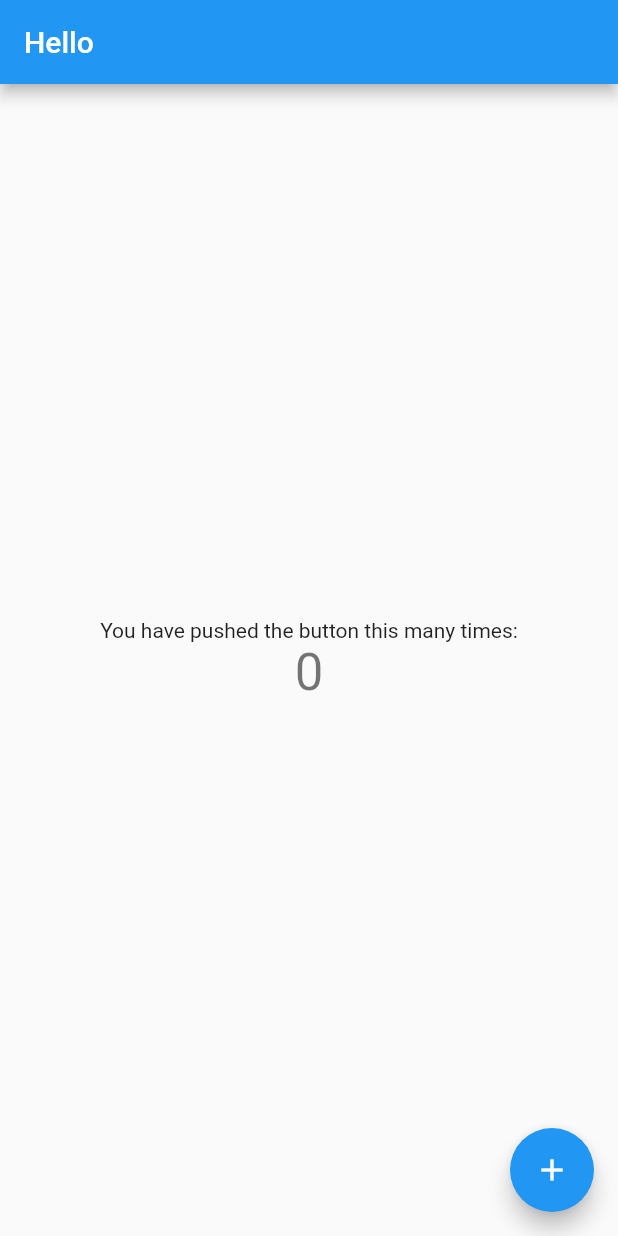
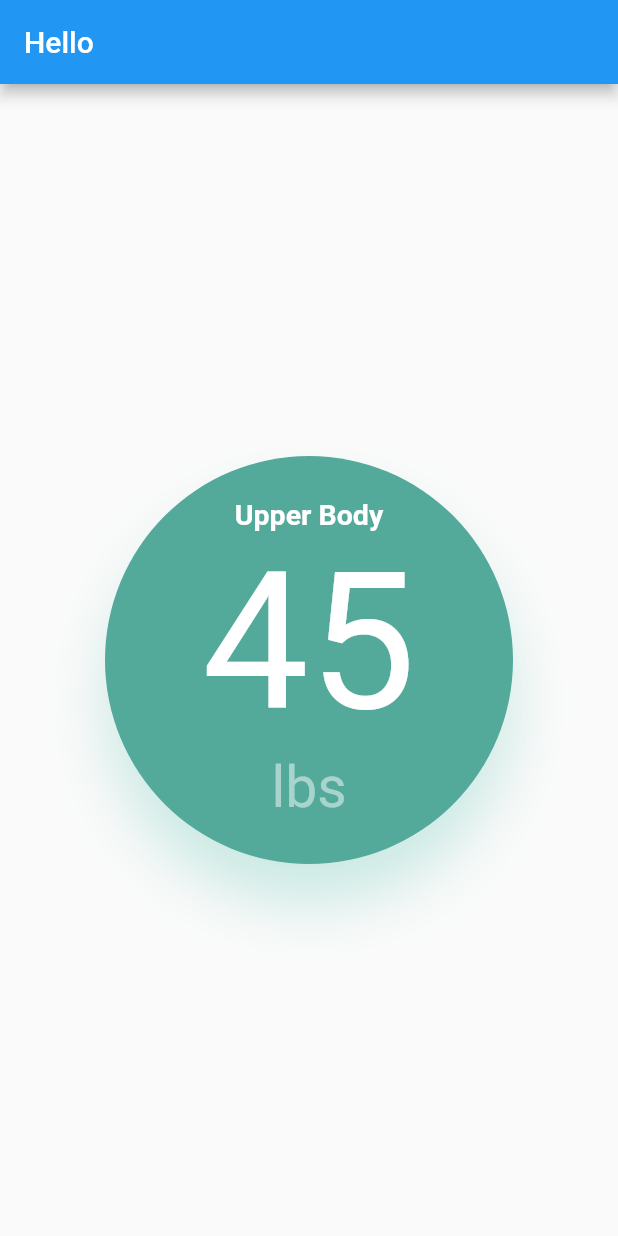
Before and after one commit to shreyabanga/tonal_mobile_challenge, a Flutter app: the screen it shows after launch, on a phone screen of 412 x 824 dp. Run offline on Flutter 3.47's test engine with Material 2 defaults, Android fonts, the phone set to English and light mode, and no system bars; Roboto replaces fonts that are missing (Helvetica, League Gothic).

Commit message:
Basic Metrics widget done
Metrics displays the label, weight and unit.

- Need to add the graph and adjust font

```diff
--- a/lib/main.dart
+++ b/lib/main.dart
@@ -1,5 +1,5 @@
 import 'package:flutter/material.dart';
-import './demo_page.dart';
+import 'pages/demo_page.dart';
 
 void main() {
   runApp(const MyApp());
--- a/lib/demo_page.dart
+++ b/lib/pages/demo_page.dart
@@ -1,5 +1,5 @@
 import 'package:flutter/material.dart';
-
+import '../widgets/metrics.dart';
 
 class DemoPage extends StatefulWidget {
   const DemoPage({Key? key}) : super(key: key);
@@ -19,32 +19,24 @@ class DemoPageState extends State<DemoPage> {
 
   @override
   Widget build(BuildContext context) {
-
     return Scaffold(
       appBar: AppBar(
-
         title: const Text('Hello'),
       ),
       body: Center(
+        child: Row(
+          mainAxisAlignment: MainAxisAlignment.center,
+          children: <Widget>[
+            Metrics("Upper Body", 45),
+            // Metrics("Coe", 123),
+            // Metrics("Lower Body", 315)
 
-        child: Column(
-                    mainAxisAlignment: MainAxisAlignment.center,
-          children: <Widget>[
-            const Text(
-              'You have pushed the button this many times:',
-            ),
-            Text(
-              '$_counter',
-              style: Theme.of(context).textTheme.headline4,
-            ),
+
+
           ],
         ),
       ),
-      floatingActionButton: FloatingActionButton(
-        onPressed: _incrementCounter,
-        tooltip: 'Increment',
-        child: const Icon(Icons.add),
-      ),
+
     );
   }
 }
--- /dev/null
+++ b/lib/widgets/metrics.dart
@@ -0,0 +1,34 @@
+import 'package:flutter/material.dart';
+import '../styles.dart';
+
+class Metrics extends StatelessWidget {
+  Metrics(this.label, this.weight);
+
+  final String label;
+  final int weight;
+  static String unit = "lbs";
+
+  @override
+  Widget build(BuildContext context) {
+    return Container(
+      height: bubbleDiameter.toDouble(),
+      width: bubbleDiameter.toDouble(),
+      decoration: bubbleBoxDecoration,
+      child: Column(
+        mainAxisAlignment: MainAxisAlignment.center,
+
+        children: [
+          Text(
+            label,
+            style: labelTextStyle,),
+          Text(
+            weight.toString(),
+            style: weightTextStyle,),
+          Text(
+            unit,
+            style: unitTextStyle,)
+        ]
+      ),
+    );
+  }
+}
```
